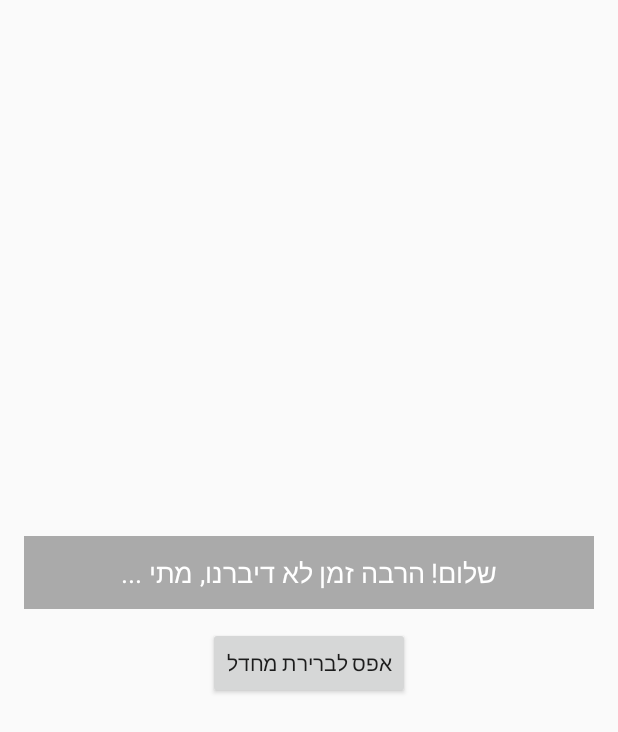
After one commit to avmalin/KeepInTouch, an Android app: the EditPreference screen opened directly, with no data from a screen before it, on a phone screen of 412 x 824 dp. The commit adds this screen. Shown: the top 732 px of the screen. Run offline under Robolectric (Android 15) with nearby library versions, the phone set to English and light mode, and no system bars.

Commit message:
update gradle and add preference edit activity

```diff
--- /dev/null
+++ b/app/src/main/java/com/avmalin/keepintouch/EditPreference.java
@@ -0,0 +1,71 @@
+package com.avmalin.keepintouch;
+
+import android.app.AlertDialog;
+import android.content.SharedPreferences;
+import android.os.Bundle;
+import android.text.InputType;
+import android.widget.Button;
+import android.widget.EditText;
+import android.widget.TextView;
+import android.widget.Toast;
+
+import androidx.annotation.Nullable;
+import androidx.appcompat.app.AppCompatActivity;
+
+public class EditPreference  extends AppCompatActivity {
+    private TextView tv_whatsappMessage;
+    private SharedPreferences sharedPreferences;
+    private String defaultWhatsappMessage;
+    @Override
+    protected void onCreate(@Nullable Bundle savedInstanceState) {
+        super.onCreate(savedInstanceState);
+        setContentView(R.layout.acticity_edit_preference);
+
+        tv_whatsappMessage = findViewById(R.id.whatsappMessageTextView);
+        Button resetButton = findViewById(R.id.resetButton);
+
+        sharedPreferences = getSharedPreferences(getString(R.string.pref_name), MODE_PRIVATE);
+        defaultWhatsappMessage = getString(R.string.whatsappMessage);
+
+
+        loadMessage();
+
+        tv_whatsappMessage.setOnClickListener(v -> {showEditDialog();});
+
+        resetButton.setOnClickListener(v -> {
+            sharedPreferences.edit().putString(getString(R.string.key_whatsapp_message), defaultWhatsappMessage).apply();
+            loadMessage();
+        });
+
+    }
+
+    private void showEditDialog() {
+        EditText input = new EditText(this);
+        input.setInputType(InputType.TYPE_CLASS_TEXT);
+        input.setText(sharedPreferences.getString(getString(R.string.key_whatsapp_message), defaultWhatsappMessage));
+
+        new AlertDialog.Builder(this)
+                .setTitle("ערוך הודעה")
+                .setView(input)
+                .setPositiveButton("שמור", (dialog, which) -> {
+                    String newMessage = input.getText().toString();
+                    sharedPreferences.edit().putString(getString(R.string.key_whatsapp_message), newMessage).apply();
+                    loadMessage();
+                })
+                .setNegativeButton("ביטול", (dialog, which) -> dialog.dismiss())
+                .show();
+    }
+
+    private void loadMessage() {
+        String savedMessage = sharedPreferences.getString(getString(R.string.key_whatsapp_message), defaultWhatsappMessage);
+        tv_whatsappMessage.setText(shortenText(savedMessage, 30)); // מציג מקוצר
+    }
+
+    private String shortenText(String savedMessage, int maxLength) {
+        if (savedMessage.length() > maxLength) {
+            return savedMessage.substring(0, maxLength) + "...";
+        } else {
+            return savedMessage;
+        }
+    }
+}
--- a/app/src/main/java/com/avmalin/keepintouch/MainActivity.java
+++ b/app/src/main/java/com/avmalin/keepintouch/MainActivity.java
@@ -86,6 +86,12 @@ public class MainActivity extends AppCompatActivity {
 
         //set works to manage notification
         WorkManagerHelper.scheduleDailyWork(this);
+
+        ImageView iv_loading = findViewById(R.id.edit_preference);
+        iv_loading.setOnClickListener(v -> {
+            Intent myIntent = new Intent(MainActivity.this, EditPreference.class);
+            startActivity(myIntent);
+        });
     }
 
     @Override
--- /dev/null
+++ b/app/src/main/res/layout/acticity_edit_preference.xml
@@ -0,0 +1,27 @@
+<LinearLayout xmlns:android="http://schemas.android.com/apk/res/android"
+    android:layout_width="match_parent"
+    android:layout_height="match_parent"
+    android:orientation="vertical"
+    android:padding="16dp"
+    android:gravity="center">
+
+    <TextView
+        android:id="@+id/whatsappMessageTextView"
+        android:layout_width="match_parent"
+        android:layout_height="wrap_content"
+        android:textSize="18sp"
+        android:padding="12dp"
+        android:background="@android:color/darker_gray"
+        android:textColor="@android:color/white"
+        android:gravity="center"
+        android:maxLines="1"
+        android:ellipsize="end"
+        android:text="הודעה לדוגמה" />
+
+    <Button
+        android:id="@+id/resetButton"
+        android:layout_width="wrap_content"
+        android:layout_height="wrap_content"
+        android:text="אפס לברירת מחדל"
+        android:layout_marginTop="12dp" />
+</LinearLayout>
--- a/app/src/main/res/values/strings.xml
+++ b/app/src/main/res/values/strings.xml
@@ -25,5 +25,8 @@
     <string name="numbers">+1 234 567 890</string>
     <string name="search_name_to_add_friend">חפש שם על מנת להוסיף חברים</string>
     <string name="press_to_add_friends">לחץ על ה \'+\' כדי להוסיף חברים</string>
+    <string name="key_whatsapp_message">whatsappMessage</string>
+    <string name="pref_name">MyPrefs</string>
+
 
 </resources>
--- a/app/src/main/res/values/styles.xml
+++ b/app/src/main/res/values/styles.xml
@@ -1,4 +1,4 @@
-<resources xmlns:android="http://schemas.android.com/apk/res/android">
+    <resources xmlns:android="http://schemas.android.com/apk/res/android">
     <!-- Base application theme. -->
 
     <style name="AppTheme" parent="Theme.AppCompat.Light.NoActionBar">
--- a/build.gradle
+++ b/build.gradle
@@ -5,7 +5,8 @@ buildscript {
         jcenter()
     }
     dependencies {
-        classpath 'com.android.tools.build:gradle:8.4.2'
+        classpath 'com.android.tools.build:gradle:8.9.0'
+
 
         // NOTE: Do not place your application dependencies here; they belong
         // in the individual module build.gradle files
--- a/settings.gradle
+++ b/settings.gradle
@@ -1,2 +1,5 @@
+plugins {
+    id 'org.gradle.toolchains.foojay-resolver-convention' version '0.8.0'
+}
 include ':app'
 rootProject.name = "KeepInTouch"
```
Also changed, not shown: app/build.gradle (+9 -3 lines), app/src/main/AndroidManifest.xml (+7 -11 lines), app/src/main/res/layout/contacts_list_view.xml (+9 -0 lines), gradle/wrapper/gradle-wrapper.properties.
